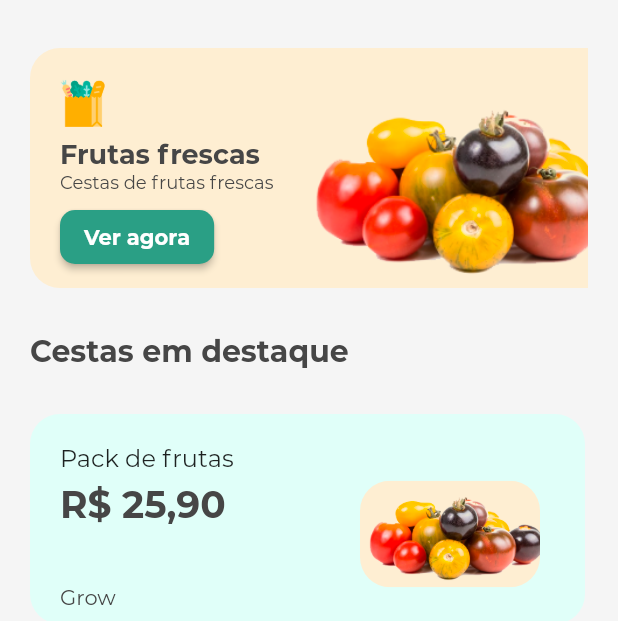
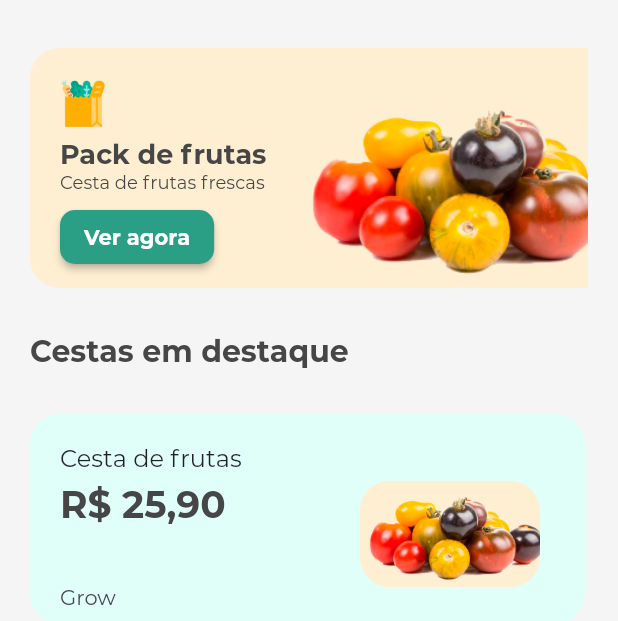
Before and after one commit to Leomhl/nuvigator_course_project, a Flutter app: the screen it shows after launch, on a phone screen of 412 x 824 dp. Shown: the part 360-981 px from the top of the screen. Run offline on Flutter 3.47's test engine with Material 2 defaults, Android fonts, the phone set to English and light mode, and no system bars; drawn by our look-alikes of smooth_star_rating.

Commit message:
Correções final nas rotas e no mecanismo de ler dados dinamicamente

```diff
--- a/lib/components/orgs_spotlight_card.dart
+++ b/lib/components/orgs_spotlight_card.dart
@@ -5,7 +5,7 @@ class OrgsSpotlightCard extends StatelessWidget {
   final String img;
   final String price;
   final String description;
-  final String place;
+  final String store;
   final Color color;
 
   OrgsSpotlightCard({
@@ -13,12 +13,12 @@ class OrgsSpotlightCard extends StatelessWidget {
     @required this.price,
     @required this.description,
     @required this.color,
-    @required this.place
+    @required this.store
   }): assert(img != null),
       assert(price != null),
       assert(description != null),
       assert(color != null),
-      assert(place != null);
+      assert(store != null);
 
   @override
   Widget build(BuildContext context) {
@@ -61,7 +61,7 @@ class OrgsSpotlightCard extends StatelessWidget {
                       child: Padding(
                         padding: const EdgeInsets.fromLTRB(0, 0, 0, 10),
                         child: Text(
-                          place,
+                          store,
                           style: TextStyle(
                             fontSize: 14,
                             fontWeight: FontWeight.w400,
--- a/lib/main.dart
+++ b/lib/main.dart
@@ -1,12 +1,5 @@
 import 'package:flutter/material.dart';
-import 'package:proj/screens/favorites_screen.dart';
-import 'package:proj/screens/home_screen.dart';
-import 'package:proj/screens/login_screen.dart';
-import 'package:proj/screens/package_details_screen.dart';
-import 'package:proj/screens/payment_screen.dart';
-import 'package:proj/screens/producer_details_screen.dart';
-import 'package:proj/screens/profile_screen.dart';
-import 'package:proj/screens/singup_screen.dart';
+import 'package:proj/router_generator.dart';
 
 void main() {
   runApp(MyApp());
@@ -22,16 +15,7 @@ class MyApp extends StatelessWidget {
         fontFamily: 'Montserrat',
       ),
       initialRoute: 'home',
-      routes: {
-        'home': (context) => HomeScreen(),
-        'login': (context) => LoginScreen(),
-        'sing-up': (context) => SingupScreen(),
-        'favorites': (context) => FavoritesScreen(),
-        'profile': (context) => ProfileScreen(),
-        'payment': (context) => PaymentScreen(),
-        'producer-details': (context) => ProducerDetailsScreen(),
-        'package-details': (context) => PackageDetailsScreen(),
-      },
+      onGenerateRoute: RouteGenerator.generateRoute,
     );
   }
 }
--- /dev/null
+++ b/lib/models/producer_model.dart
@@ -0,0 +1,26 @@
+class Producer {
+  String name;
+  String logo;
+  String description;
+  String distance;
+  List packages;
+
+  Producer({
+    this.name,
+    this.description,
+    this.logo,
+    this.distance,
+    this.packages
+  });
+
+  factory Producer.fromJson(Map<String, dynamic> parsedJson){
+
+    return Producer(
+      name: parsedJson['name'],
+      logo : parsedJson['logo'],
+      description : parsedJson['description'],
+      distance : parsedJson['distance'],
+      packages : parsedJson['packages'],
+    );
+  }
+}
--- /dev/null
+++ b/lib/repository/data.dart
@@ -0,0 +1,16 @@
+import 'dart:convert';
+import 'package:flutter/services.dart' show rootBundle;
+
+class Data {
+  static final Data _singleton = Data._internal();
+
+  factory Data() {
+    return _singleton;
+  }
+
+  Data._internal();
+
+  static Future getJson() async {
+    return json.decode(await rootBundle.loadString('assets/data/data.json')) as Map;
+  }
+}
--- /dev/null
+++ b/lib/router_generator.dart
@@ -0,0 +1,75 @@
+import 'package:flutter/material.dart';
+import 'package:proj/core/app_colors.dart';
+import 'package:proj/models/producer_model.dart';
+import 'package:proj/screens/favorites_screen.dart';
+import 'package:proj/screens/home_screen.dart';
+import 'package:proj/screens/login_screen.dart';
+import 'package:proj/screens/package_details_screen.dart';
+import 'package:proj/screens/payment_screen.dart';
+import 'package:proj/screens/producer_details_screen.dart';
+import 'package:proj/screens/profile_screen.dart';
+import 'package:proj/screens/singup_screen.dart';
+import 'models/package_model.dart';
+
+class RouteGenerator {
+  static Route<dynamic> generateRoute(RouteSettings settings) {
+    // Recebe os parâmetros na chamada do Navigator.pushNamed
+    final args = settings.arguments;
+
+    switch (settings.name) {
+      case 'home':
+        return MaterialPageRoute(builder: (_) => HomeScreen());
+      case 'login':
+        return MaterialPageRoute(builder: (_) => LoginScreen());
+      case 'sing-up':
+        return MaterialPageRoute(builder: (_) => SingupScreen());
+      case 'favorites':
+        return MaterialPageRoute(builder: (_) => FavoritesScreen());
+      case 'profile':
+        return MaterialPageRoute(builder: (_) => ProfileScreen());
+      case 'payment':
+        return MaterialPageRoute(builder: (_) => PaymentScreen());
+      case 'producer-details':
+        if (args is Producer) {
+          return MaterialPageRoute(
+            builder: (_) => ProducerDetailsScreen(
+              producer: args,
+            ),
+          );
+        }
+        return _errorRoute();
+
+      case 'package-details':
+        if (args is Map) {
+          return MaterialPageRoute(
+            builder: (_) {
+              return PackageDetailsScreen(
+                  package: args["package"],
+                  producer: args["producer"]
+              );
+            }
+          );
+        }
+
+        // Se o argumento não é do tipo correto, retorna erro
+        return _errorRoute();
+      default:
+        // Se nenhuma rota com o nome informado for encontrada, retorna erro
+        return _errorRoute();
+    }
+  }
+
+  static Route<dynamic> _errorRoute() {
+    return MaterialPageRoute(builder: (_) {
+      return Scaffold(
+        appBar: AppBar(
+          backgroundColor: AppColors.green,
+          title: Text('Error'),
+        ),
+        body: Center(
+          child: Text('ERROR'),
+        ),
+      );
+    });
+  }
+}
--- a/lib/screens/home_screen.dart
+++ b/lib/screens/home_screen.dart
@@ -7,8 +7,16 @@ import 'package:proj/components/orgs_stores_card.dart';
 import 'package:proj/components/orgs_drawer.dart';
 import 'package:proj/core/app_colors.dart';
 import 'package:proj/core/app_images.dart';
+import 'package:proj/models/producer_model.dart';
+import 'package:proj/repository/data.dart';
+import 'package:proj/screens/producer_details_screen.dart';
 
-class HomeScreen extends StatelessWidget {
+class HomeScreen extends StatefulWidget {
+  @override
+  _HomeScreenState createState() => _HomeScreenState();
+}
+
+class _HomeScreenState extends State<HomeScreen> {
   @override
   Widget build(BuildContext context) {
     final GlobalKey<ScaffoldState> _scaffoldKey = new GlobalKey<ScaffoldState>();
@@ -58,22 +66,18 @@ class HomeScreen extends StatelessWidget {
               SizedBox(height: 10),
               OrgsSearchBar(),
               SizedBox(height: 10),
-                OrgsCardsList(heightList: 160, cards: [
-                  OrgsHighlightsCard(
-                    img: AppImages.fruits,
-                    title: 'Frutas frescas',
-                    description: 'Cestas de frutas frescas',
-                    color: AppColors.white,
-                    btnAction: (){},
+              FutureBuilder(
+                future: _generateHighlightsCards(),
+                builder: (context, snapshot) {
+                  if (snapshot.hasData) {
+                    return snapshot.data;
+                  } else {
+                    return Center(
+                      child: CircularProgressIndicator(),
+                    );
+                  }
+                },
               ),
-                  OrgsHighlightsCard(
-                    img: AppImages.vegetables,
-                    title: 'Legumes frescos',
-                    description: 'Todo dia temos legumes frescos',
-                    color: AppColors.white,
-                    btnAction: (){},
-                  ),
-                ]),
               SizedBox(height: 10),
               Text(
                 'Cestas em destaque',
@@ -84,24 +88,17 @@ class HomeScreen extends StatelessWidget {
                 ),
               ),
               SizedBox(height: 10),
-                OrgsCardsList(
-                  heightList: 140,
-                  cards: [
-                    OrgsSpotlightCard(
-                      img: AppImages.fruits,
-                      color: AppColors.frostMint,
-                      description: 'Pack de frutas',
-                      place: 'Grow',
-                      price: '25,90',
-                    ),
-                    OrgsSpotlightCard(
-                      img: AppImages.vegetables,
-                      color: AppColors.frostMint,
-                      description: 'Pack de legumes',
-                      place: 'Legume org',
-                      price: '27,90',
-                    ),
-                  ]
+              FutureBuilder(
+                future: _generateSpotlightCards(),
+                builder: (context, snapshot) {
+                  if (snapshot.hasData) {
+                    return snapshot.data;
+                  } else {
+                    return Center(
+                      child: CircularProgressIndicator(),
+                    );
+                  }
+                },
               ),
               SizedBox(height: 20),
               Text(
@@ -113,39 +110,17 @@ class HomeScreen extends StatelessWidget {
                 ),
               ),
               SizedBox(height: 10),
-                OrgsStoresCard(
-                  action: () => Navigator.pushNamed(context, 'producer-details'),
-                  img: AppImages.store1,
-                  distance: '10',
-                  title: 'Manjericão',
-                ),
-                SizedBox(height: 10),
-                OrgsStoresCard(
-                  action: () => Navigator.pushNamed(context, 'producer-details'),
-                  img: AppImages.store2,
-                  distance: '2',
-                  title: 'Agrotoy',
-                ),
-                SizedBox(height: 10),
-                OrgsStoresCard(
-                  action: () => Navigator.pushNamed(context, 'producer-details'),
-                  img: AppImages.store3,
-                  distance: '12',
-                  title: 'Jenny Jack',
-                ),
-                SizedBox(height: 10),
-                OrgsStoresCard(
-                  action: () => Navigator.pushNamed(context, 'producer-details'),
-                  img: AppImages.store4,
-                  distance: '10',
-                  title: 'Grow',
-                ),
-                SizedBox(height: 10),
-                OrgsStoresCard(
-                  action: () => Navigator.pushNamed(context, 'producer-details'),
-                  img: AppImages.store5,
-                  distance: '5',
-                  title: 'Potager',
+              FutureBuilder(
+                future: _generateProducerList(context),
+                builder: (context, snapshot) {
+                  if (snapshot.hasData) {
+                    return Column(children: snapshot.data);
+                  } else {
+                    return Center(
+                      child: CircularProgressIndicator(),
+                    );
+                  }
+                },
               ),
               SizedBox(height: 20),
             ],
@@ -154,4 +129,74 @@ class HomeScreen extends StatelessWidget {
       ),
     );
   }
+
+  Future _generateProducerList(BuildContext context) async {
+    List<Widget> children = [];
+    final data = await Data.getJson();
+    final producers = data["producers"];
+
+    for(final producer in producers.keys) {
+
+      final prod = Producer.fromJson(producers[producer]);
+
+      children.add(OrgsStoresCard(
+        action: () =>  Navigator.pushNamed(
+            context,
+            'producer-details',
+            arguments: prod
+        ),
+        img: prod.logo,
+        distance: prod.distance,
+        title: prod.name,
+      ));
+
+      children.add(SizedBox(height: 10));
     }
+
+    return children;
+  }
+
+  Future<OrgsCardsList> _generateHighlightsCards() async {
+    List<Widget> children = [];
+    final data = await Data.getJson();
+    final highlights = data["highlights"];
+
+    for(final highlight in highlights) {
+
+      children.add(OrgsHighlightsCard(
+        img: highlight["image"],
+        title: highlight["name"],
+        description: highlight["description"],
+        color: AppColors.white,
+        btnAction: (){},
+      ));
+    }
+
+    return OrgsCardsList(
+        heightList: 160,
+        cards: children
+    );
+  }
+
+  Future<OrgsCardsList> _generateSpotlightCards() async {
+    List<Widget> children = [];
+    final data = await Data.getJson();
+    final spotlights = data["spotlights"];
+
+    for(final spotlight in spotlights) {
+
+      children.add(OrgsSpotlightCard(
+          img: spotlight["image"],
+          price: spotlight["price"],
+          description: spotlight["description"],
+          color: AppColors.frostMint,
+          store: spotlight["store"]
+      ));
+    }
+
+    return OrgsCardsList(
+        heightList: 140,
+        cards: children
+    );
+  }
+}
--- a/pubspec.yaml
+++ b/pubspec.yaml
@@ -30,6 +30,7 @@ flutter:
   # To add assets to your application, add an assets section, like this:
   assets:
     - assets/images/
+    - assets/data/data.json
 
   # An image asset can refer to one or more resolution-specific "variants", see
   # https://flutter.dev/assets-and-images/#resolution-aware.
```
Also changed, not shown: assets/data/data.json (+30 -27 lines), lib/components/orgs_packages_card.dart (+5 -13 lines), lib/models/package_model.dart (added, +23 -0 lines), lib/screens/favorites_screen.dart (+48 -21 lines), lib/screens/package_details_screen.dart (+35 -29 lines), lib/screens/producer_details_screen.dart (+34 -31 lines). Lines whose indentation alone changed are shown as unchanged.
